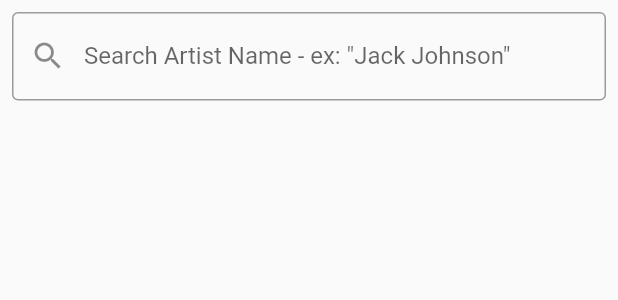
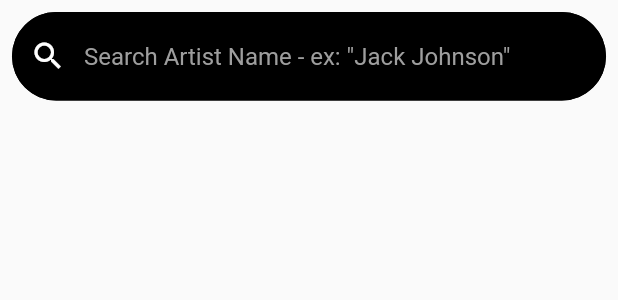
Before and after one commit to yanuarash/ventenny_task, a Flutter app: the SearchWidget widget shown alone on an empty page, opened directly with empty values, on a phone screen of 412 x 824 dp. Shown: the top 300 px of the screen. Run offline on Flutter 3.47's test engine with Material 2 defaults, Android fonts, the phone set to English and light mode, and no system bars; our stand-ins replace bloc, chewie, dio, flutter_bloc, flutter_modular, freezed_annotation and 2 more; generated files the repository leaves out were written again.

Commit message:
refactor search widget

```diff
--- a/lib/widgets/search_widget.dart
+++ b/lib/widgets/search_widget.dart
@@ -1,28 +1,37 @@
 import 'package:flutter/material.dart';
-import 'package:flutter_bloc/flutter_bloc.dart';
-import 'package:ventenny_task/cubit/itunes_cubit.dart';
 
 class SearchWidget extends StatelessWidget {
-  const SearchWidget({super.key, required this.controller});
+  const SearchWidget(
+      {super.key, required this.controller, required this.onSubmitted});
 
   final TextEditingController controller;
+  final Function(String artistName) onSubmitted;
 
   @override
   Widget build(BuildContext context) {
-    final bloc = BlocProvider.of<ItunesCubit>(context);
-
     return Padding(
       padding: const EdgeInsets.all(8),
       child: TextField(
-        onSubmitted: (value) {
-          bloc.getItunesData(artistName: value);
-        },
+        style: const TextStyle(color: Colors.white),
+        onSubmitted: (value) => onSubmitted(value),
         textInputAction: TextInputAction.search,
         controller: controller,
         decoration: const InputDecoration(
+          hintText: 'Search Artist Name - ex: "Jack Johnson"',
+          hintStyle: TextStyle(color: Colors.grey),
+          filled: true,
+          fillColor: Colors.black,
           prefixIcon: Icon(Icons.search),
-          border: OutlineInputBorder(),
-          labelText: 'Search Artist Name - ex: "Jack Johnson"',
+          prefixIconColor: Colors.white,
+          enabledBorder: OutlineInputBorder(
+              borderSide: BorderSide(color: Colors.black),
+              borderRadius: BorderRadius.all(Radius.circular(50))),
+          focusedBorder: OutlineInputBorder(
+              borderSide: BorderSide(color: Colors.black),
+              borderRadius: BorderRadius.all(Radius.circular(50))),
+          border: OutlineInputBorder(
+              borderSide: BorderSide(color: Colors.black),
+              borderRadius: BorderRadius.all(Radius.circular(50))),
         ),
       ),
     );
```
